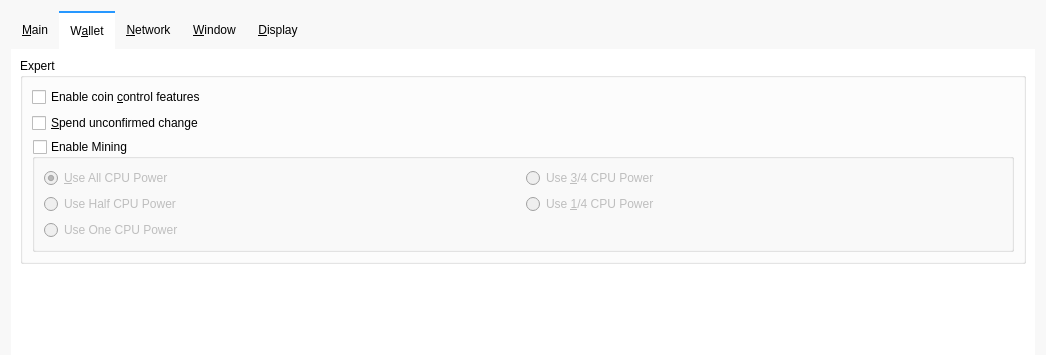
Qt form src/qt/forms/optionsdialog.ui (ecoinchain/ecoin) before a commit; both pictures show x 0 to 1046 and y 0 to 355 of the 1046 by 725 pixel window.
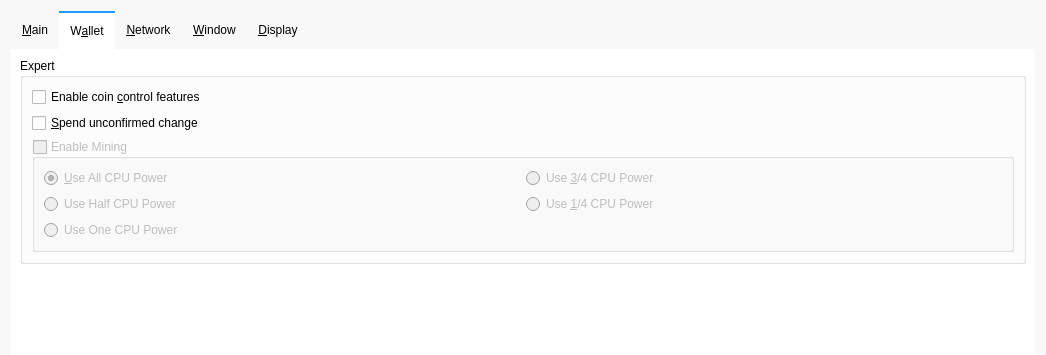
The same form after that commit. Icons and pictures are not drawn. Custom widgets are drawn as their Qt base class.

Commit message: miner options hided

```diff
--- a/src/qt/forms/optionsdialog.ui
+++ b/src/qt/forms/optionsdialog.ui
@@ -305,6 +305,9 @@
           </item>
           <item>
            <widget class="QGroupBox" name="enableMinner">
+            <property name="enabled">
+             <bool>false</bool>
+            </property>
             <property name="title">
              <string>Enable Mining</string>
             </property>
```
The commit also changes 1 other file.
